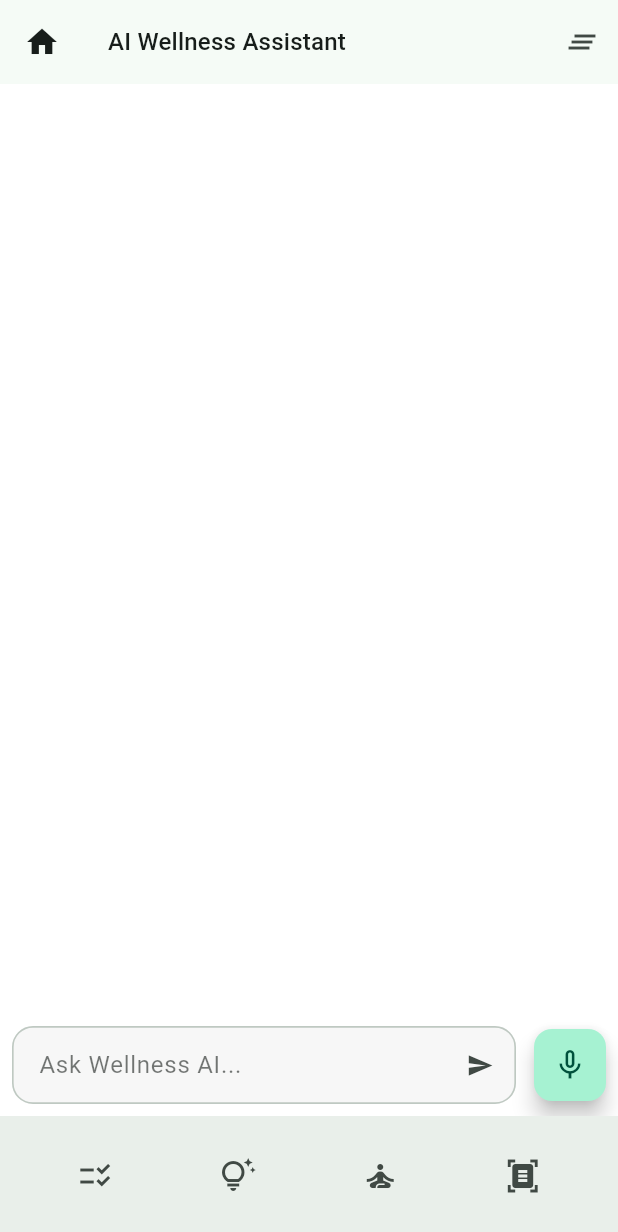
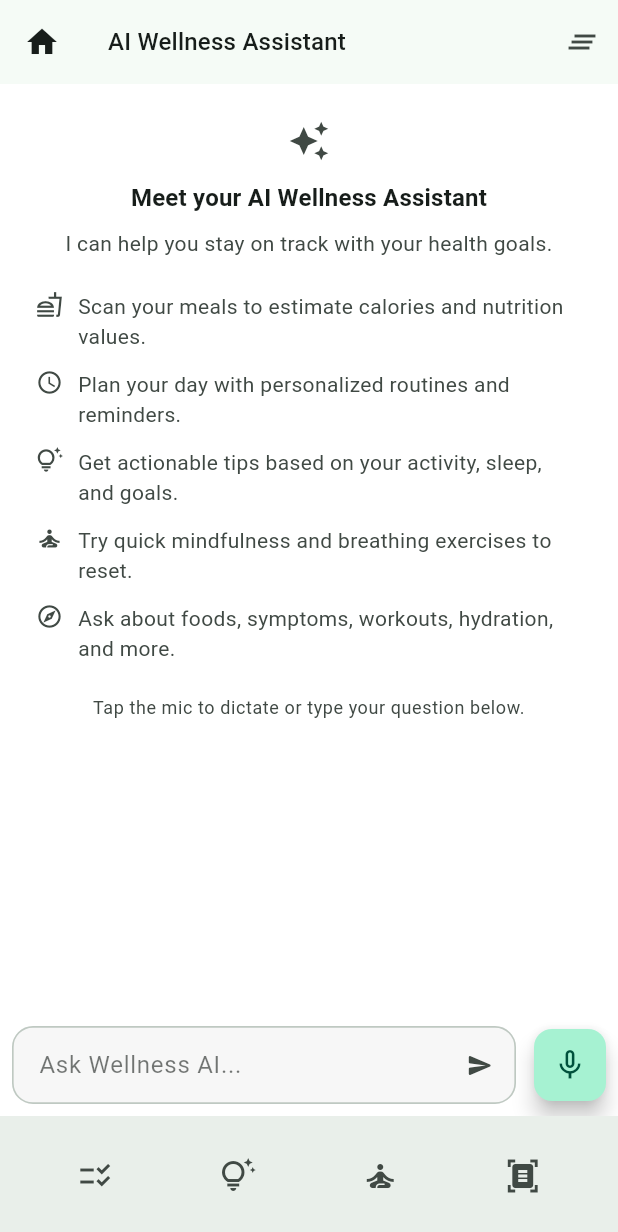
Before and after one commit to ejazhasnaat/eftar_wellness, a Flutter app: the AiChatScreen screen opened by its route, on a phone screen of 412 x 824 dp. Shown: the top 1232 px of the screen. Run offline on Flutter 3.47's test engine with Material 3 defaults, Android fonts, the phone set to English and light mode, and no system bars; our stand-ins replace drift, file_picker, flutter_riverpod, go_router, image_picker, riverpod and 1 more; accounts and stored records are empty; generated files the repository leaves out were written again.

Commit message:
Updated AI Assistant Screen

```diff
--- a/lib/features/ai_assistant/presentation/screens/ai_chat_screen.dart
+++ b/lib/features/ai_assistant/presentation/screens/ai_chat_screen.dart
@@ -28,6 +28,7 @@ class _AiChatScreenState extends ConsumerState<AiChatScreen> {
   Widget build(BuildContext context) {
     final messages = ref.watch(aiChatControllerProvider);
     final controller = ref.read(aiChatControllerProvider.notifier);
+    final cs = Theme.of(context).colorScheme;
 
     return Scaffold(
       appBar: AppBar(
@@ -50,23 +51,26 @@ class _AiChatScreenState extends ConsumerState<AiChatScreen> {
       body: Column(
         children: [
           Expanded(
-            child: ListView.builder(
+            child: messages.isEmpty
+                ? _EmptyAssistantHint(color: cs.onSurfaceVariant)
+                : ListView.builder(
                     controller: _scrollController,
                     padding: const EdgeInsets.all(16),
                     itemCount: messages.length,
                     itemBuilder: (context, index) {
                       final m = messages[index];
                       return Align(
-                  alignment:
-                      m.isUser ? Alignment.centerRight : Alignment.centerLeft,
+                        alignment: m.isUser
+                            ? Alignment.centerRight
+                            : Alignment.centerLeft,
                         child: Container(
-                    padding:
-                        const EdgeInsets.symmetric(horizontal: 12, vertical: 8),
+                          padding: const EdgeInsets.symmetric(
+                              horizontal: 12, vertical: 8),
                           margin: const EdgeInsets.symmetric(vertical: 4),
                           decoration: BoxDecoration(
                             color: m.isUser
-                          ? Theme.of(context).colorScheme.primaryContainer
-                          : Theme.of(context).colorScheme.surfaceVariant,
+                                ? cs.primaryContainer
+                                : cs.surfaceVariant,
                             borderRadius: BorderRadius.circular(12),
                           ),
                           child: Text(m.content),
@@ -78,19 +82,25 @@ class _AiChatScreenState extends ConsumerState<AiChatScreen> {
           _InputBar(
             controller: _textController,
             onSend: (text) async {
-              if (text.trim().isEmpty) return;
-              await controller.sendText(text);
+              final trimmed = text.trim();
+              if (trimmed.isEmpty) return;
+              await controller.sendText(trimmed);
               _textController.clear();
+              // Ensure we auto-scroll to the latest message
+              await Future.delayed(const Duration(milliseconds: 50));
+              if (_scrollController.hasClients) {
                 _scrollController.animateTo(
                   _scrollController.position.maxScrollExtent + 60,
                   duration: const Duration(milliseconds: 300),
                   curve: Curves.easeOut,
                 );
+              }
             },
           ),
         ],
       ),
-      bottomNavigationBar: _AssistantBottomBar(onScanMeal: controller.analyzeMeal),
+      bottomNavigationBar:
+          _AssistantBottomBar(onScanMeal: controller.analyzeMeal),
     );
   }
 }
@@ -112,7 +122,11 @@ class _InputBar extends ConsumerWidget {
         child: Row(
           children: [
             Expanded(
-              child: TextField(
+              child: ValueListenableBuilder<TextEditingValue>(
+                valueListenable: controller,
+                builder: (context, value, _) {
+                  final hasText = value.text.trim().isNotEmpty;
+                  return TextField(
                     controller: controller,
                     minLines: 1,
                     maxLines: 4,
@@ -123,11 +137,19 @@ class _InputBar extends ConsumerWidget {
                       isDense: true,
                       suffixIcon: IconButton(
                         tooltip: 'Send',
-                    onPressed: () => onSend(controller.text),
-                    icon: Icon(Icons.send, color: cs.onSurfaceVariant),
+                        onPressed: hasText ? () => onSend(controller.text) : null,
+                        icon: Icon(
+                          Icons.send_rounded,
+                          // Disabled == grey (onSurfaceVariant), Enabled == primary (matches mic bg)
+                          color: hasText ? cs.primary : cs.onSurfaceVariant,
                         ),
                       ),
-                onSubmitted: onSend,
+                    ),
+                    onSubmitted: (t) {
+                      if (t.trim().isNotEmpty) onSend(t);
+                    },
+                  );
+                },
               ),
             ),
             const SizedBox(width: 12),
@@ -167,8 +189,9 @@ class _AssistantBottomBar extends ConsumerWidget {
             IconButton(
               tooltip: 'Plan Day',
               icon: const Icon(Icons.checklist_rtl),
-              onPressed: () =>
-                  ref.read(aiChatControllerProvider.notifier).sendText('Plan my day'),
+              onPressed: () => ref
+                  .read(aiChatControllerProvider.notifier)
+                  .sendText('Plan my day'),
             ),
             IconButton(
               tooltip: 'Tips',
@@ -196,3 +219,106 @@ class _AssistantBottomBar extends ConsumerWidget {
     );
   }
 }
+
+/* --------------------------- EMPTY CHAT HINT ------------------------------ */
+
+class _EmptyAssistantHint extends StatelessWidget {
+  const _EmptyAssistantHint({required this.color});
+  final Color color;
+
+  @override
+  Widget build(BuildContext context) {
+    final t = Theme.of(context).textTheme;
+    return SingleChildScrollView(
+      padding: const EdgeInsets.fromLTRB(24, 24, 24, 12),
+      child: Center(
+        child: ConstrainedBox(
+          constraints: const BoxConstraints(maxWidth: 640),
+          child: Column(
+            mainAxisAlignment: MainAxisAlignment.center,
+            children: [
+              Icon(Icons.auto_awesome, color: color, size: 28),
+              const SizedBox(height: 12),
+              Text(
+                'Meet your AI Wellness Assistant',
+                style: t.titleMedium?.copyWith(fontWeight: FontWeight.w700),
+                textAlign: TextAlign.center,
+              ),
+              const SizedBox(height: 8),
+              Text(
+                'I can help you stay on track with your health goals.',
+                style: t.bodyMedium?.copyWith(color: color),
+                textAlign: TextAlign.center,
+              ),
+              const SizedBox(height: 16),
+              _HintBullet(
+                icon: Icons.fastfood_outlined,
+                text:
+                    'Scan your meals to estimate calories and nutrition values.',
+                color: color,
+              ),
+              _HintBullet(
+                icon: Icons.schedule_outlined,
+                text: 'Plan your day with personalized routines and reminders.',
+                color: color,
+              ),
+              _HintBullet(
+                icon: Icons.tips_and_updates_outlined,
+                text:
+                    'Get actionable tips based on your activity, sleep, and goals.',
+                color: color,
+              ),
+              _HintBullet(
+                icon: Icons.self_improvement_outlined,
+                text:
+                    'Try quick mindfulness and breathing exercises to reset.',
+                color: color,
+              ),
+              _HintBullet(
+                icon: Icons.explore_outlined,
+                text:
+                    'Ask about foods, symptoms, workouts, hydration, and more.',
+                color: color,
+              ),
+              const SizedBox(height: 16),
+              Text(
+                'Tap the mic to dictate or type your question below.',
+                style: t.bodySmall?.copyWith(color: color),
+                textAlign: TextAlign.center,
+              ),
+            ],
+          ),
+        ),
+      ),
+    );
+  }
+}
+
+class _HintBullet extends StatelessWidget {
+  const _HintBullet(
+      {required this.icon, required this.text, required this.color});
+  final IconData icon;
+  final String text;
+  final Color color;
+
+  @override
+  Widget build(BuildContext context) {
+    final t = Theme.of(context).textTheme;
+    return Padding(
+      padding: const EdgeInsets.symmetric(vertical: 6),
+      child: Row(
+        crossAxisAlignment: CrossAxisAlignment.start,
+        children: [
+          Icon(icon, size: 18, color: color),
+          const SizedBox(width: 10),
+          Expanded(
+            child: Text(
+              text,
+              style: t.bodyMedium?.copyWith(color: color),
+            ),
+          ),
+        ],
+      ),
+    );
+  }
+}
```
Lines whose indentation alone changed are shown as unchanged.
